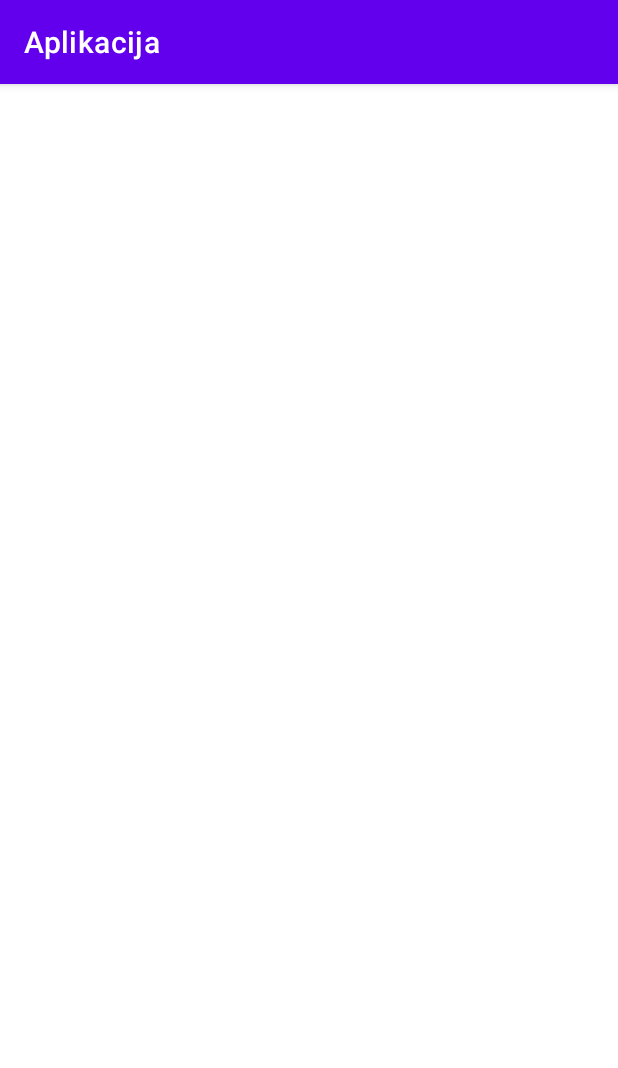
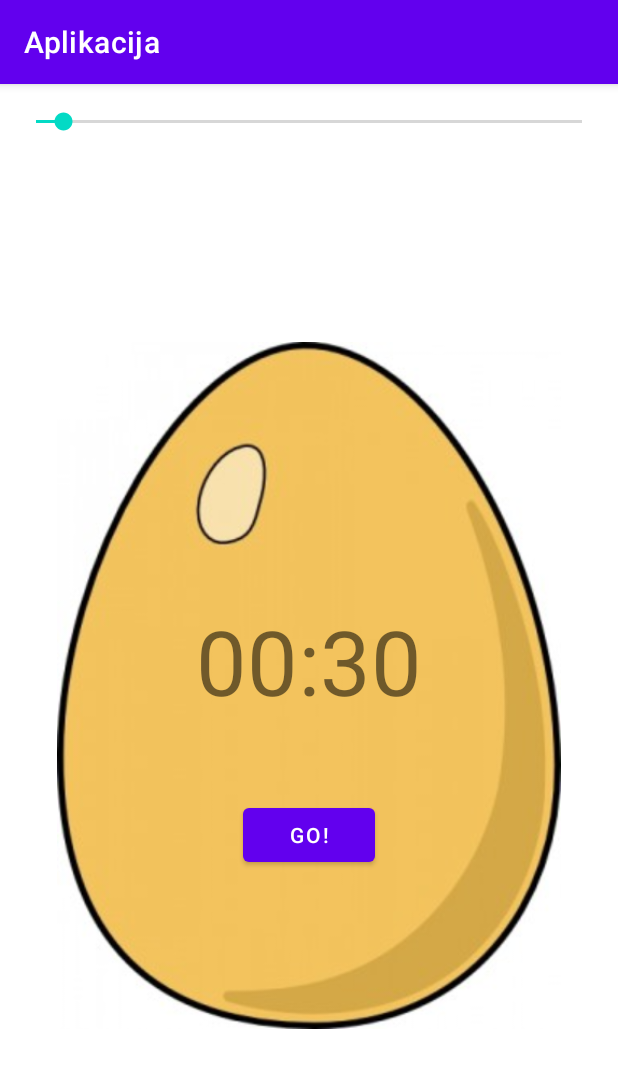
Before and after one commit to Dominik277/LearningAndroid, an Android app: the screen it shows after launch (MainActivity), on a phone screen of 412 x 824 dp. Shown: the top 1068 px of the screen. Run offline under Robolectric (Android 15) with nearby library versions, the phone set to English and light mode, and no system bars.

Commit message:
Egg timer aplikacija postavljanje izgleda i timera.

```diff
--- a/app/src/main/java/hr/aplikacija/MainActivity.java
+++ b/app/src/main/java/hr/aplikacija/MainActivity.java
@@ -2,9 +2,8 @@ package hr.aplikacija;
 
 import androidx.appcompat.app.AppCompatActivity;
 import android.os.Bundle;
-import android.os.CountDownTimer;
-import android.os.Handler;
-import android.util.Log;
+import android.widget.SeekBar;
+import android.widget.TextView;
 
 public class MainActivity extends AppCompatActivity {
 
@@ -13,26 +12,30 @@ public class MainActivity extends AppCompatActivity {
         super.onCreate(savedInstanceState);
         setContentView(R.layout.activity_main);
 
-        new CountDownTimer(10000,100){
-            public void onTick(long milisecondsUntilDone){
-                Log.i("Seconds left",String.valueOf(milisecondsUntilDone/100));
+        SeekBar timerSeekBar = findViewById(R.id.timerSeekBar);
+        TextView timTextView = findViewById(R.id.countdownTextView);
+
+        timerSeekBar.setMax(600);
+        timerSeekBar.setProgress(30);
+        timerSeekBar.setOnSeekBarChangeListener(new SeekBar.OnSeekBarChangeListener() {
+            @Override
+            public void onProgressChanged(SeekBar seekBar, int i, boolean b) {
+                int minutes = i / 60;
+                int seconds = i - (minutes * 60);
+
+                timTextView.setText(Integer.toString(minutes) + ":" + Integer.toString(seconds));
             }
-        public void onFinish(){
-                Log.i("We're done!","No more countdown");
+
+            @Override
+            public void onStartTrackingTouch(SeekBar seekBar) {
+
             }
-        }.start();
 
-        /*
-        Handler handler = new Handler();
-        Runnable run = new Runnable() {
             @Override
-            public void run() {
-                Log.i("Hey it's us","A second passed by");
-                handler.postDelayed(this,1000);
+            public void onStopTrackingTouch(SeekBar seekBar) {
+
             }
-        };
-        handler.post(run);
-        */
+        });
 
 
     }
--- a/app/src/main/res/layout/activity_main.xml
+++ b/app/src/main/res/layout/activity_main.xml
@@ -4,4 +4,58 @@
     xmlns:tools="http://schemas.android.com/tools"
     android:layout_width="match_parent"
     android:layout_height="match_parent"
-    tools:context=".MainActivity"/>
+    tools:context=".MainActivity">
+
+    <Button
+        android:id="@+id/goButton"
+        android:layout_width="wrap_content"
+        android:layout_height="wrap_content"
+        android:layout_marginTop="56dp"
+        android:text="GO!"
+        app:layout_constraintBottom_toBottomOf="parent"
+        app:layout_constraintEnd_toEndOf="parent"
+        app:layout_constraintStart_toStartOf="parent"
+        app:layout_constraintTop_toTopOf="parent"
+        app:layout_constraintVertical_bias="0.634" />
+
+    <ImageView
+        android:id="@+id/eggImageView"
+        android:layout_width="336dp"
+        android:layout_height="554dp"
+        android:layout_marginBottom="5dp"
+        android:layout_marginEnd="5dp"
+        android:layout_marginLeft="5dp"
+        android:layout_marginRight="5dp"
+        android:layout_marginStart="5dp"
+        android:layout_marginTop="5dp"
+        app:layout_constraintBottom_toBottomOf="parent"
+        app:layout_constraintEnd_toEndOf="parent"
+        app:layout_constraintStart_toStartOf="parent"
+        app:layout_constraintTop_toBottomOf="@+id/timerSeekBar"
+        app:srcCompat="@drawable/panda" />
+
+    <SeekBar
+        android:id="@+id/timerSeekBar"
+        android:layout_width="0dp"
+        android:layout_height="wrap_content"
+        android:layout_marginEnd="8dp"
+        android:layout_marginLeft="8dp"
+        android:layout_marginRight="8dp"
+        android:layout_marginStart="8dp"
+        android:layout_marginTop="16dp"
+        app:layout_constraintEnd_toEndOf="parent"
+        app:layout_constraintStart_toStartOf="parent"
+        app:layout_constraintTop_toTopOf="parent" />
+
+    <TextView
+        android:id="@+id/countdownTextView"
+        android:layout_width="wrap_content"
+        android:layout_height="wrap_content"
+        android:text="00:30"
+        android:textSize="60sp"
+        app:layout_constraintBottom_toBottomOf="parent"
+        app:layout_constraintEnd_toEndOf="parent"
+        app:layout_constraintHorizontal_bias="0.5"
+        app:layout_constraintStart_toStartOf="parent"
+        app:layout_constraintTop_toTopOf="parent" />
+</androidx.constraintlayout.widget.ConstraintLayout>
```
Also changed, not shown: app/src/main/res/drawable-v24/panda.jpg (added), 7 other files.
